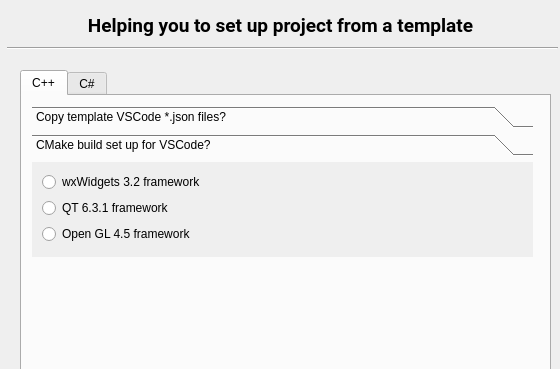
Old version of the form Copier_app/interfacewidget.ui in the repository Dimmak23/Settings_copier; both pictures show x 0 to 560 and y 0 to 369 of the 560 by 700 pixel window.
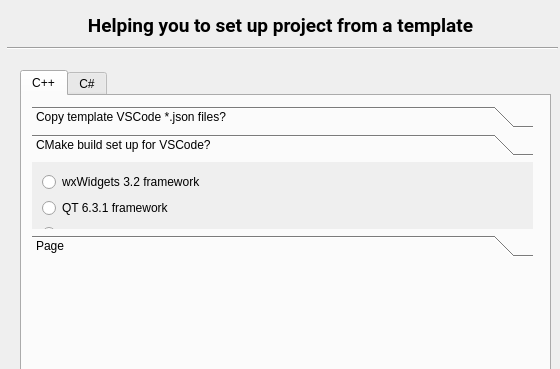
New version of the form. The open tabs and pages were chosen to show the change. Icons and pictures are not drawn.

```diff
--- a/Copier_app/interfacewidget.ui
+++ b/Copier_app/interfacewidget.ui
@@ -554,7 +554,7 @@
          <x>0</x>
          <y>0</y>
          <width>501</width>
-         <height>91</height>
+         <height>61</height>
         </rect>
        </property>
        <attribute name="icon">
@@ -607,6 +607,11 @@
         </layout>
        </widget>
       </widget>
+      <widget class="QWidget" name="cpp_Makefile">
+       <attribute name="label">
+        <string>Page</string>
+       </attribute>
+      </widget>
      </widget>
     </widget>
     <widget class="QWidget" name="tab_cs">
```
Left out of the diff: 8 changed lines with no effect on the pictures.
